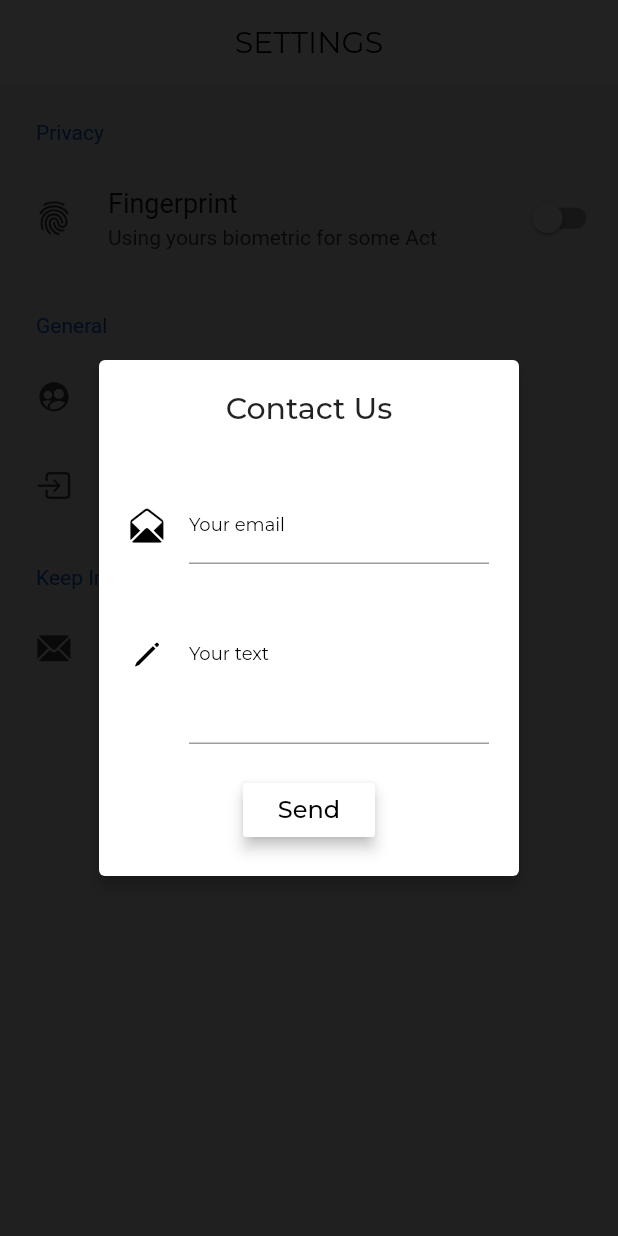
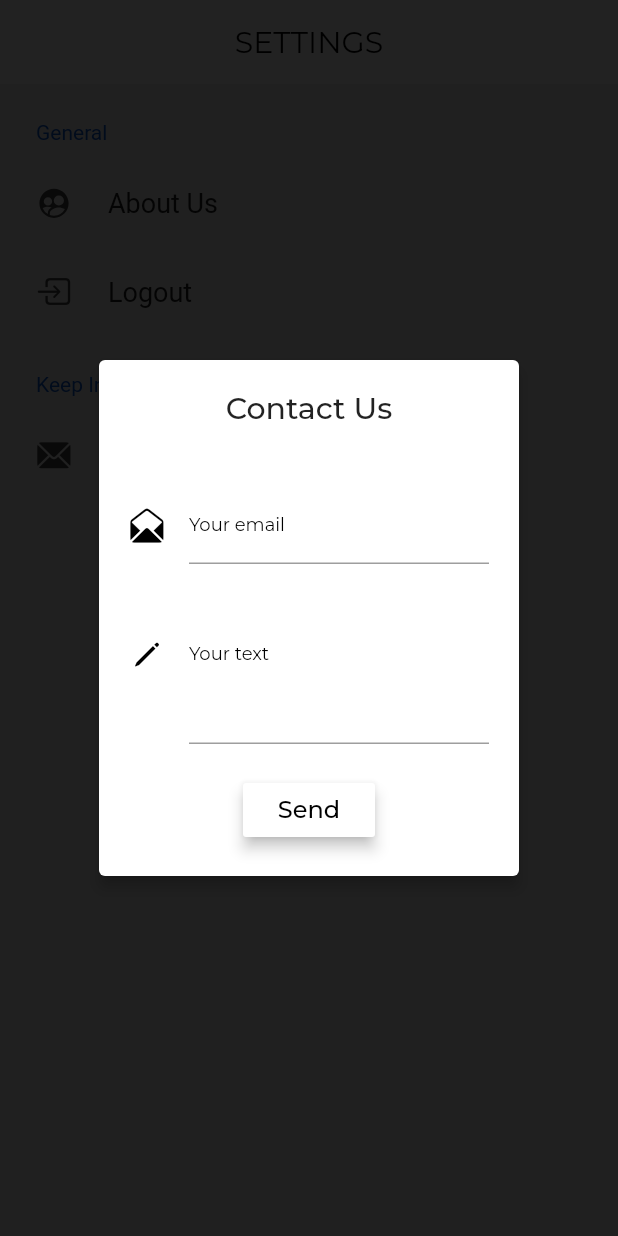
Before and after one commit to hanafiprasyah/wise_oms, a Flutter app: the SettingSection screen opened directly, after a tap on "Contact Us", on a phone screen of 412 x 824 dp. Run offline on Flutter 3.47's test engine with Material 2 defaults, Android fonts, the phone set to English and light mode, and no system bars; drawn by our look-alikes of settings_ui; our stand-ins replace badges, carousel_slider, connectivity, cool_alert, fl_chart, google_nav_bar and 5 more; accounts and stored records are empty; project files that could hold a hidden picture were left out.

Commit message:
Delete Biometric(s) feature

```diff
--- a/lib/screens/section/setting_section.dart
+++ b/lib/screens/section/setting_section.dart
@@ -59,26 +59,26 @@ class SettingContent extends StatefulWidget {
 class _SettingContentState extends State<SettingContent> with TickerProviderStateMixin {
   bool isSwitched = false;
 
-  Future<bool> saveSwitchState(bool value) async {
-    SharedPreferences prefFinger = await SharedPreferences.getInstance();
-    prefFinger.setBool('biometric', value);
-    return prefFinger.setBool('biometric', value);
-  }
-  getSwitchValue() async {
-    isSwitched = await getSwitchState();
-    setState(() {});
-  }
-  Future<bool> getSwitchState() async {
-    SharedPreferences pref = await SharedPreferences.getInstance();
-    bool isSwitched = pref.getBool("biometric")!;
-    return isSwitched;
-  }
-
-  @override
-  void initState() {
-    super.initState();
-    getSwitchValue();
-  }
+  // Future<bool> saveSwitchState(bool value) async {
+  //   SharedPreferences prefFinger = await SharedPreferences.getInstance();
+  //   prefFinger.setBool('biometric', value);
+  //   return prefFinger.setBool('biometric', value);
+  // }
+  // getSwitchValue() async {
+  //   isSwitched = await getSwitchState();
+  //   setState(() {});
+  // }
+  // Future<bool> getSwitchState() async {
+  //   SharedPreferences pref = await SharedPreferences.getInstance();
+  //   bool isSwitched = pref.getBool("biometric")!;
+  //   return isSwitched;
+  // }
+  //
+  // @override
+  // void initState() {
+  //   super.initState();
+  //   getSwitchValue();
+  // }
 
   @override
   Widget build(BuildContext context) {
@@ -87,25 +87,6 @@ class _SettingContentState extends State<SettingContent> with TickerProviderStat
       darkBackgroundColor: Colors.grey.shade800,
       lightBackgroundColor: Colors.white,
       sections: [
-        SettingsSection(
-          titlePadding: EdgeInsets.all(20),
-          title: 'Privacy',
-          tiles: [
-            SettingsTile.switchTile(
-              title: 'Fingerprint',
-              subtitle: 'Using yours biometric for some Act',
-              subtitleTextStyle: TextStyle(fontSize: 10),
-              leading: Icon(Ionicons.finger_print),
-              switchValue: isSwitched,
-              onToggle: (value) {
-                setState(() {
-                  isSwitched = value;
-                  saveSwitchState(value);
-                });
-              },
-            ),
-          ],
-        ),
         SettingsSection(
           titlePadding: EdgeInsets.all(20),
           title: 'General',
```
